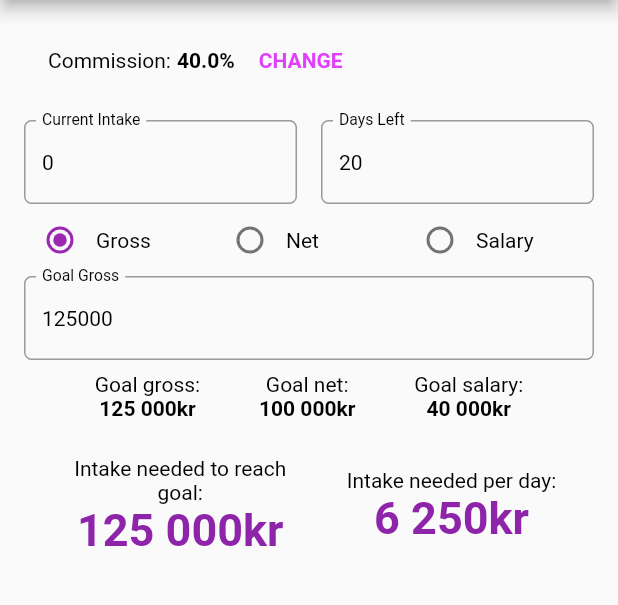
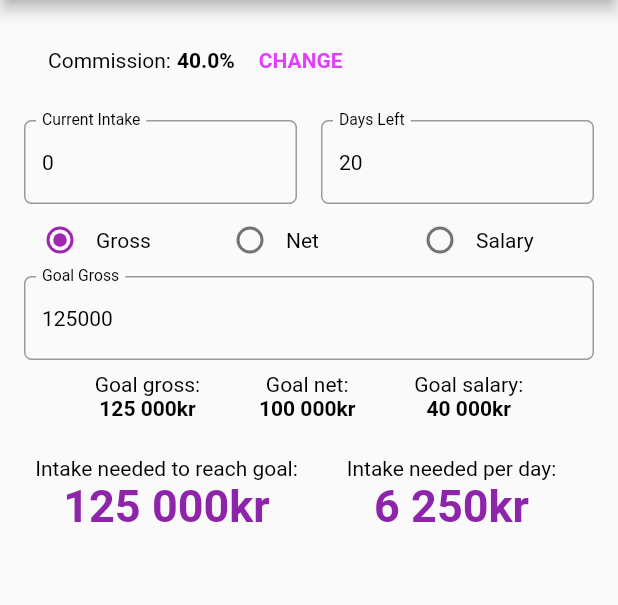
Before and after one commit to jasonctoms/hairdresser_calc, a Flutter app: the screen it shows after launch, on a phone screen of 412 x 824 dp, the part 84-689 px from its top. Run offline on Flutter 3.47's test engine with Material 2 defaults, Android fonts, the phone set to English and light mode, and no system bars; our stand-ins replace shared_preferences.

Commit message:
Fixed a layout issue where numbers could go to two lines

```diff
--- a/lib/salary_screen.dart
+++ b/lib/salary_screen.dart
@@ -427,48 +427,58 @@ class _SalaryScreenState extends State<SalaryScreen> {
       ),
     );
 
-    final remainingIntake = Flexible(
+    final importantNumbers = Padding(
+      padding: EdgeInsets.only(top: 16.0),
+      child: Column(
+        children: [
+          Row(
+            mainAxisAlignment: MainAxisAlignment.spaceEvenly,
+            children: [
+              Expanded(
                 flex: 1,
-      child: Padding(
-        padding: _padding,
-        child: Column(children: [
-          Text(
+                child: Text(
                   LocalizedStrings.of(context).intakeNeededToReachGoal,
                   textAlign: TextAlign.center,
                 ),
-          Text(
+              ),
+              Expanded(
+                flex: 1,
+                child: Text(LocalizedStrings.of(context).intakeNeededPerDay,
+                    textAlign: TextAlign.center),
+              ),
+            ],
+          ),
+          Row(
+            mainAxisAlignment: MainAxisAlignment.spaceEvenly,
+            children: [
+              Expanded(
+                flex: 1,
+                child: Text(
                   _formatMoney(_remainingIntake()),
+                  maxLines: 1,
+                  textAlign: TextAlign.center,
                   style: TextStyle(
                       fontWeight: FontWeight.bold,
                       color: Colors.purple[600],
                       fontSize: 30.0),
                 ),
-        ]),
               ),
-    );
-
-    final neededPerDay = Flexible(
+              Expanded(
                 flex: 1,
-      child: Padding(
-        padding: _padding,
-        child: Column(children: [
-          Text(LocalizedStrings.of(context).intakeNeededPerDay,
-              textAlign: TextAlign.center),
-          Text(
+                child: Text(
                   _formatMoney(_amountNeededPerDay()),
+                  maxLines: 1,
+                  textAlign: TextAlign.center,
                   style: TextStyle(
                       fontWeight: FontWeight.bold,
                       color: Colors.purple[600],
                       fontSize: 30.0),
                 ),
-        ]),
               ),
-    );
-
-    final importantNumbers = Row(
-      mainAxisSize: MainAxisSize.min,
-      mainAxisAlignment: MainAxisAlignment.center,
-      children: [remainingIntake, neededPerDay],
+            ],
+          ),
+        ],
+      ),
     );
 
     return new Scaffold(
```
Lines whose indentation alone changed are shown as unchanged.
